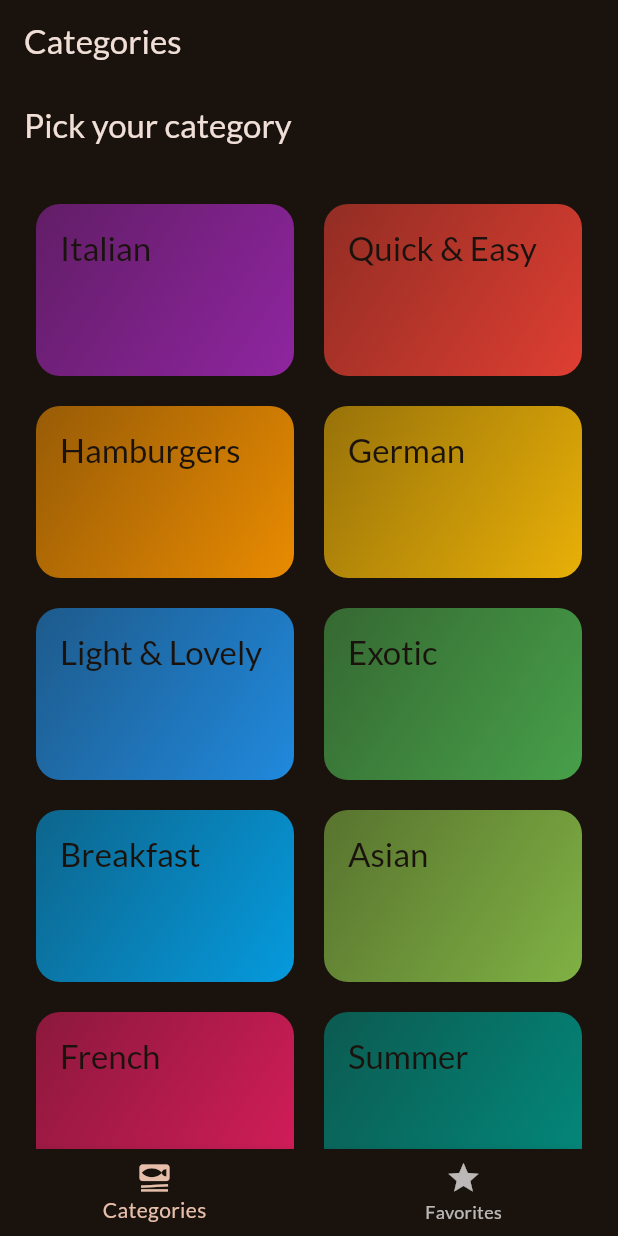
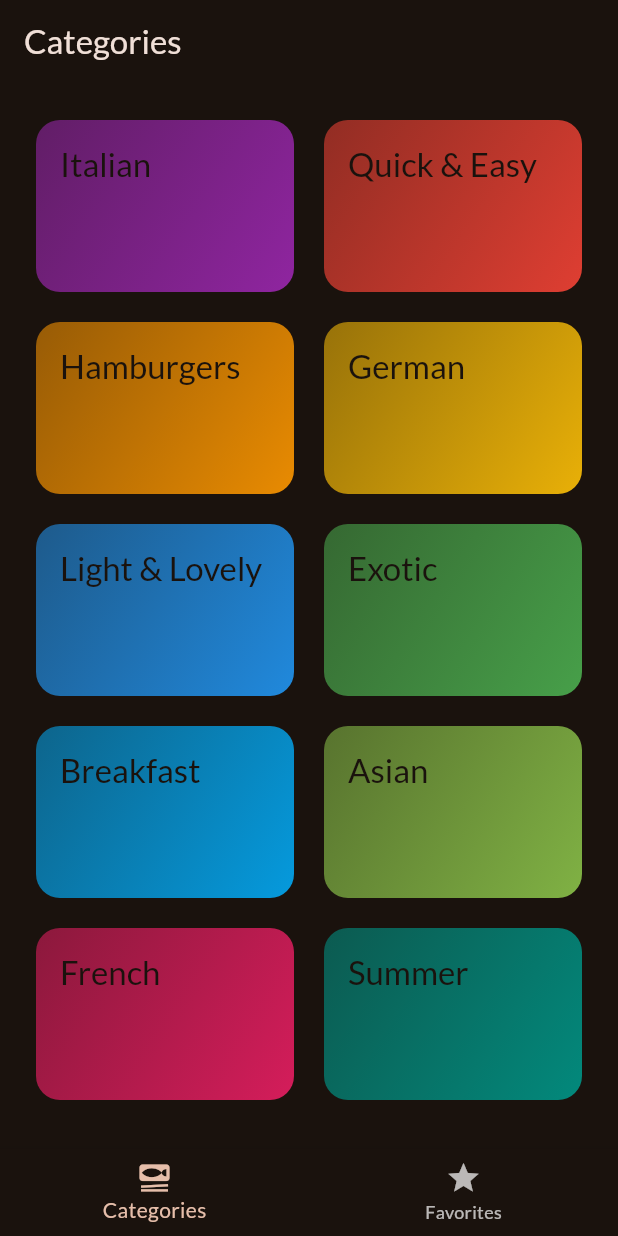
Before and after one commit to atekasu/my_flutter_project, a Flutter app: the screen it shows after launch, on a phone screen of 412 x 824 dp. Run offline on Flutter 3.47's test engine with Material 3 defaults, Android fonts, the phone set to English and light mode, and no system bars; our stand-ins replace google_fonts, transparent_image.

```diff
--- a/lib/screen/categories.dart
+++ b/lib/screen/categories.dart
@@ -1,16 +1,15 @@
 import 'package:flutter/material.dart';
-
+import 'package:meals/models/meal.dart';
 import 'package:meals/data/dummy_data.dart';
 import 'package:meals/widgets/category_grid_item.dart';
 import 'package:meals/screen/meals.dart';
 import 'package:meals/models/category.dart';
 
 class CategoriesScreen extends StatelessWidget {
-  const CategoriesScreen({super.key});
-  void _selectCategory(
-    BuildContext context,
-    Category category,
-  ) {
+  const CategoriesScreen({super.key, required this.onToggleFavorite});
+
+  final void Function(Meal meal) onToggleFavorite;
+  void _selectCategory(BuildContext context, Category category) {
     final filteredMeals = dummyMeals
         .where((meal) => meal.categories.contains(category.id))
         .toList();
@@ -20,6 +19,7 @@ class CategoriesScreen extends StatelessWidget {
         builder: (ctx) => MealsScreen(
           title: category.title,
           meals: filteredMeals,
+          onToggleFavorite: onToggleFavorite,
         ),
       ),
     );
@@ -27,11 +27,7 @@ class CategoriesScreen extends StatelessWidget {
 
   @override
   Widget build(BuildContext context) {
-    return Scaffold(
-      appBar: AppBar(
-        title: const Text('Pick your category'),
-      ),
-      body: GridView(
+    return GridView(
       padding: const EdgeInsets.all(24),
       gridDelegate: const SliverGridDelegateWithFixedCrossAxisCount(
         crossAxisCount: 2,
@@ -49,7 +45,6 @@ class CategoriesScreen extends StatelessWidget {
             },
           )
       ],
-      ),
     );
   }
 }
--- a/lib/screen/tabs.dart
+++ b/lib/screen/tabs.dart
@@ -1,6 +1,7 @@
 import 'package:flutter/material.dart';
 import 'package:meals/screen/categories.dart';
 import 'package:meals/screen/meals.dart';
+import 'package:meals/models/meal.dart';
 
 class TabsScreen extends StatefulWidget {
   const TabsScreen({
@@ -14,6 +15,15 @@ class TabsScreen extends StatefulWidget {
 
 class _TabsScreenState extends State<TabsScreen> {
   int _selectedPageIndex = 0;
+  final List<Meal> _favoriteMeals = [];
+
+  void _toggleMealFavoriteStatus(Meal meal) {
+    final isExisting = _favoriteMeals.contains(meal);
+
+    if (isExisting) {
+      _favoriteMeals.add(meal);
+    }
+  }
 
   void _selectPage(int index) {
     setState(() {
@@ -23,14 +33,19 @@ class _TabsScreenState extends State<TabsScreen> {
 
   @override
   Widget build(BuildContext context) {
-    Widget activePage = CategoriesScreen();
+    Widget activePage = CategoriesScreen(
+      onToggleFavorite: _toggleMealFavoriteStatus,
+    );
     var activePageTitle = 'Categories';
 
     if (_selectedPageIndex == 1) {
-      activePage = MealsScreen(title: "Favorites", meals: []);
+      activePage = MealsScreen(
+        meals: _favoriteMeals,
+        onToggleFavorite: _toggleMealFavoriteStatus,
+      );
       activePageTitle = 'your Favorites';
     }
-    // TODO: implement build
+
     return Scaffold(
       appBar: AppBar(
         title: Text(activePageTitle),
@@ -38,6 +53,7 @@ class _TabsScreenState extends State<TabsScreen> {
       body: activePage,
       bottomNavigationBar: BottomNavigationBar(
         onTap: _selectPage,
+        currentIndex: _selectedPageIndex,
         items: const [
           BottomNavigationBarItem(
               icon: Icon(Icons.set_meal), label: 'Categories'),
```
Also changed, not shown: lib/screen/meal_details.dart (+11 -4 lines), lib/screen/meals.dart (+18 -4 lines). Lines whose indentation alone changed are shown as unchanged.
